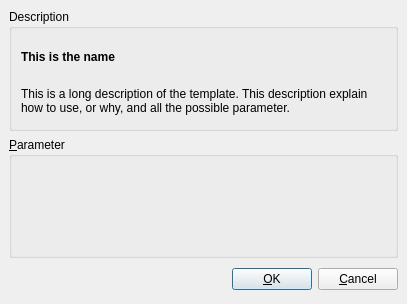
Qt form ui/runsnipet.ui (phoenix741/xinx) before a commit.
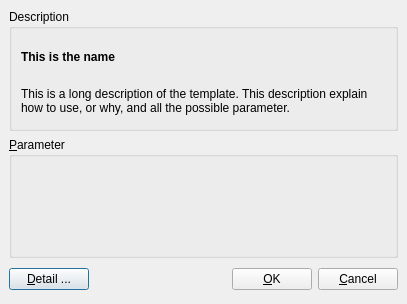
The same form after that commit. Icons and pictures are not drawn.

```diff
--- a/ui/runsnipet.ui
+++ b/ui/runsnipet.ui
@@ -66,6 +66,13 @@
      <property name="spacing" >
       <number>6</number>
      </property>
+     <item>
+      <widget class="QPushButton" name="m_detailPushButton" >
+       <property name="text" >
+        <string>&amp;Detail ...</string>
+       </property>
+      </widget>
+     </item>
      <item>
       <spacer>
        <property name="orientation" >
```
